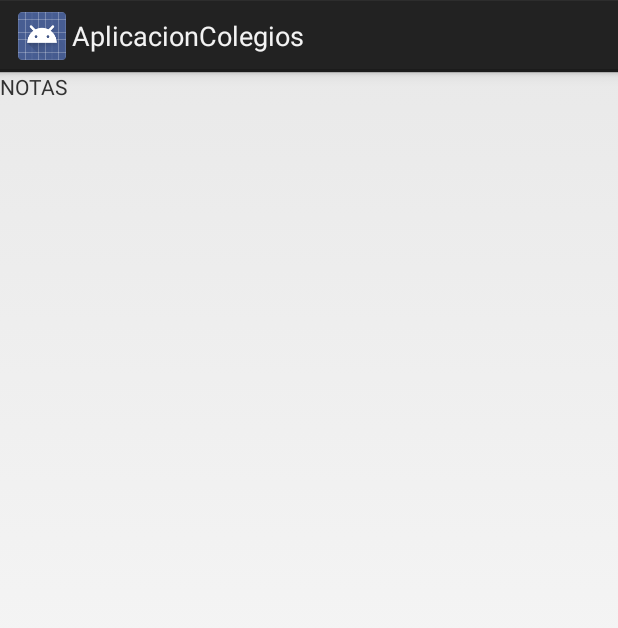
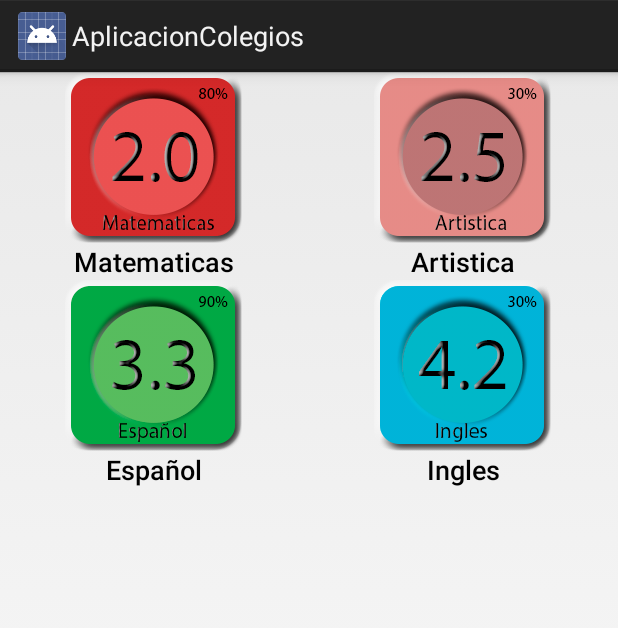
Before and after one commit to ReyesMagos/StudiappColegios, an Android app: the fragment NotasFragmentActivity shown on its own in the app's theme, on a phone screen of 412 x 824 dp. Shown: the top 628 px of the screen. Run offline under Robolectric (Android 15) with nearby library versions, the phone set to English and light mode, and no system bars.

Commit message:
notas grid ready

```diff
--- a/app/build.gradle
+++ b/app/build.gradle
@@ -13,7 +13,7 @@ android {
     }
     buildTypes {
         release {
-            runProguard false
+            apply plugin: 'findbugs'
             proguardFiles getDefaultProguardFile('proguard-android.txt'), 'proguard-rules.pro'
         }
     }
--- a/app/src/main/java/co/reyesmagos/studiappcolegios/activities/NavigationActivityMain.java
+++ b/app/src/main/java/co/reyesmagos/studiappcolegios/activities/NavigationActivityMain.java
@@ -13,6 +13,7 @@ import android.view.MenuItem;
 
 import co.reyesmagos.studiappcolegios.R;
 import co.reyesmagos.studiappcolegios.fragments.NavigationDrawerFragment;
+import co.reyesmagos.studiappcolegios.fragments.NotasFragmentActivity;
 import co.reyesmagos.studiappcolegios.fragments.NotificacionesFragmentActivity;
 import co.reyesmagos.studiappcolegios.fragments.TareasFragmentActivity;
 
@@ -62,7 +63,6 @@ public class NavigationActivityMain extends Activity
                 break;
             case 2:
                 fragment = new NotasFragmentActivity();
-
                 break;
             case 3:
                 break;
--- a/app/src/main/java/co/reyesmagos/studiappcolegios/activities/NotasFragmentActivity.java
+++ /dev/null
@@ -1,22 +0,0 @@
-package co.reyesmagos.studiappcolegios.activities;
-
-import android.app.Fragment;
-import android.os.Bundle;
-import android.view.LayoutInflater;
-import android.view.View;
-import android.view.ViewGroup;
-
-import co.reyesmagos.studiappcolegios.R;
-
-/**
- * Created by Alexis-PC on 27/11/2014.
- */
-public class NotasFragmentActivity extends Fragment {
-
-    @Override
-    public View onCreateView(LayoutInflater inflater, ViewGroup container,
-                             Bundle savedInstanceState) {
-        View rootView = inflater.inflate(R.layout.notas_fragment_activity, container, false);
-        return rootView;
-    }
-}
--- a/app/src/main/java/co/reyesmagos/studiappcolegios/dominio/adaptadores/factories/impl/FactoryMaterias.java
+++ b/app/src/main/java/co/reyesmagos/studiappcolegios/dominio/adaptadores/factories/impl/FactoryMaterias.java
@@ -2,9 +2,12 @@ package co.reyesmagos.studiappcolegios.dominio.adaptadores.factories.impl;
 
 import android.content.Context;
 import android.graphics.Bitmap;
+import android.graphics.BitmapFactory;
 
+import java.util.ArrayList;
 import java.util.List;
 
+import co.reyesmagos.studiappcolegios.R;
 import co.reyesmagos.studiappcolegios.dominio.adaptadores.factories.IFactoryMaterias;
 import co.reyesmagos.studiappcolegios.dominio.adaptadores.entities.Materia;
 
@@ -33,12 +36,35 @@ public class FactoryMaterias implements IFactoryMaterias {
 
     @Override
     public Materia createMateria(Bitmap imMateria, String nombre) {
-        return null;
+        Materia materia= new Materia();
+        materia.setImage(imMateria);
+        materia.setNombre(nombre);
+        return materia;
     }
 
     @Override
     public void cretateMaterias(Context context) {
 
+        this.listaMaterias= new ArrayList<Materia>();
+        Materia a = createMateria(BitmapFactory.decodeResource(context.getResources(),
+                R.drawable.mate),context.getResources().getString(R.string.matematicas_label));
+        listaMaterias.add(a);
+
+        a= createMateria(BitmapFactory.decodeResource(context.getResources(),
+                R.drawable.artistica),context.getResources().getString(R.string.artistica_label));
+
+        listaMaterias.add(a);
+
+        a= createMateria(BitmapFactory.decodeResource(context.getResources(),
+                R.drawable.espanol),context.getResources().getString(R.string.espanol_label));
+
+        listaMaterias.add(a);
+
+        a= createMateria(BitmapFactory.decodeResource(context.getResources(),
+                R.drawable.ingles),context.getResources().getString(R.string.ingles_label));
+
+        listaMaterias.add(a);
+
     }
 
 
--- a/app/src/main/java/co/reyesmagos/studiappcolegios/fragments/NotasFragmentActivity.java
+++ b/app/src/main/java/co/reyesmagos/studiappcolegios/fragments/NotasFragmentActivity.java
@@ -8,6 +8,8 @@ import android.view.ViewGroup;
 import android.widget.GridView;
 
 import co.reyesmagos.studiappcolegios.R;
+import co.reyesmagos.studiappcolegios.dominio.adaptadores.NotaCustomAdapter;
+import co.reyesmagos.studiappcolegios.dominio.adaptadores.factories.impl.FactoryMaterias;
 
 /**
  * Created by oscargallon on 15/12/14.
@@ -24,14 +26,16 @@ public class NotasFragmentActivity extends Fragment {
                 false);
         setHasOptionsMenu(true);
         initComponents();
-
         return rootView;
 
     }
 
-    public  void initComponents(){
-            gridNotas = (GridView) rootView.findViewById(R.id.grid_notas);
-
+    public void initComponents() {
+        gridNotas = (GridView) rootView.findViewById(R.id.grid_notas);
+        FactoryMaterias.getInstance().cretateMaterias(getActivity().getApplicationContext());
+        NotaCustomAdapter notaCustomAdapter = new NotaCustomAdapter(getActivity().getApplicationContext(),
+                FactoryMaterias.getInstance().getMaterias());
+        gridNotas.setAdapter(notaCustomAdapter);
 
 
     }
--- a/app/src/main/java/co/reyesmagos/studiappcolegios/mocks/TareasFactory.java
+++ b/app/src/main/java/co/reyesmagos/studiappcolegios/mocks/TareasFactory.java
@@ -40,7 +40,7 @@ public class TareasFactory {
         tarea.setName("Realizar Pág 45 libro Artisitica");
         tarea.setDescription("Pintar con colores primarios el dibujo que allí aparece");
         tarea.setDate("15/01/2015");
-        tarea.setMateria("Artistica");
+        tarea.setMateria("artistica");
 
         listTareas.add(tarea);
 
--- a/app/src/main/res/layout/grid_notas_layout.xml
+++ b/app/src/main/res/layout/grid_notas_layout.xml
@@ -5,5 +5,6 @@
     <GridView
         android:layout_width="wrap_content"
         android:layout_height="match_parent"
+        android:numColumns="2"
         android:id="@+id/grid_notas" />
 </LinearLayout>
--- a/app/src/main/res/layout/nota_custom_grid.xml
+++ b/app/src/main/res/layout/nota_custom_grid.xml
@@ -16,5 +16,6 @@
         android:textAppearance="?android:attr/textAppearanceMedium"
         android:text="Medium Text"
         android:id="@+id/txt_nombre"
+        android:textColor="#000000"
         android:layout_gravity="center_horizontal" />
 </LinearLayout>
--- a/app/src/main/res/values/strings.xml
+++ b/app/src/main/res/values/strings.xml
@@ -39,5 +39,10 @@
 
     <string name="desc_list_item_icon">Item Icon</string>
 
+    <!--Grid Layout-->
+    <string name="espanol_label">Español</string>
+    <string name="matematicas_label">Matematicas</string>
+    <string name="artistica_label">Artistica</string>
+    <string name="ingles_label">Ingles</string>
 
 </resources>
--- a/build.gradle
+++ b/build.gradle
@@ -5,7 +5,7 @@ buildscript {
         jcenter()
     }
     dependencies {
-        classpath 'com.android.tools.build:gradle:0.12.2'
+        classpath 'com.android.tools.build:gradle:1.0.0'
 
         // NOTE: Do not place your application dependencies here; they belong
         // in the individual module build.gradle files
```
Also changed, not shown: app/src/main/res/drawable-hdpi/artistica.png (added), app/src/main/res/drawable-hdpi/espanol.png (added), app/src/main/res/drawable-hdpi/ingles.png (added), app/src/main/res/drawable-hdpi/mate.png (added), gradle/wrapper/gradle-wrapper.properties, 2 other files.
